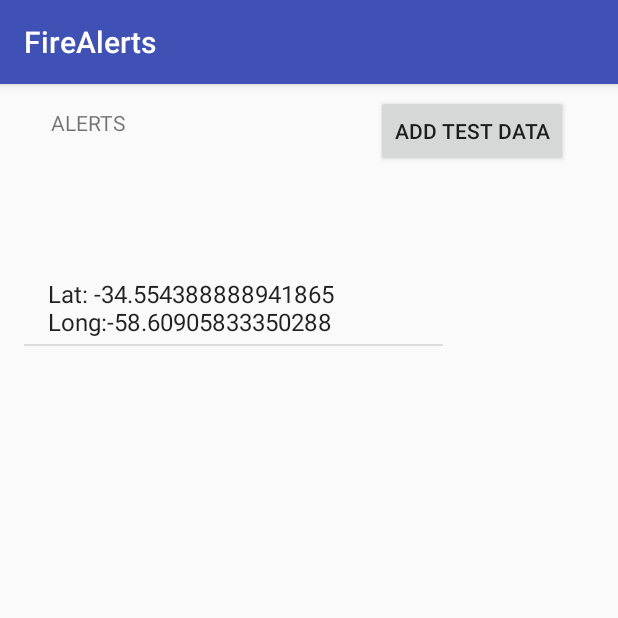
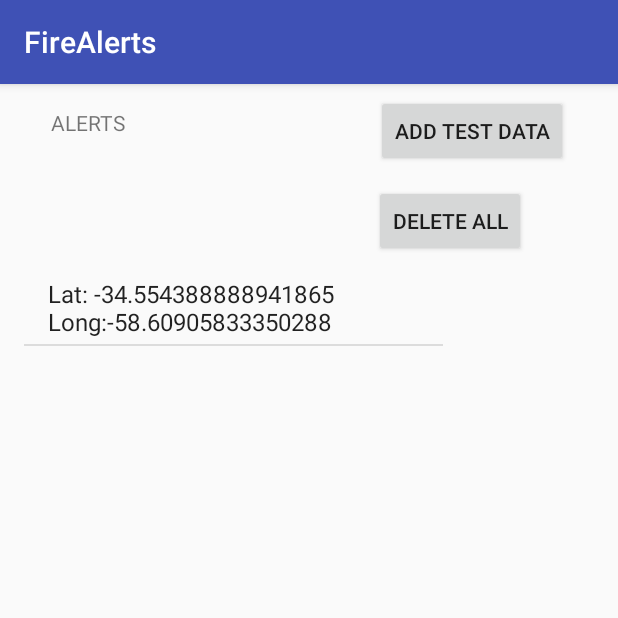
Before and after one commit to Mariani88/tesis-android, an Android app: the AlertListActivity screen opened directly, with no data from a screen before it, after a tap on "ADD TEST DATA", on a phone screen of 412 x 824 dp, the top half of it. Run offline under Robolectric (Android 15) with nearby library versions, the phone set to English and light mode, and no system bars; our stand-ins replace Room's generated code, RxJava.

Commit message:
add delete_all button

```diff
--- a/app/src/main/java/tesis/untref/com/firealerts/view/AlertListActivity.kt
+++ b/app/src/main/java/tesis/untref/com/firealerts/view/AlertListActivity.kt
@@ -22,6 +22,8 @@ class AlertListActivity : AppCompatActivity(), AdapterView.OnItemClickListener {
         alertListPresenter.showAlerts()
         val dataTestButton = findViewById<Button>(R.id.button2)
         dataTestButton.setOnClickListener { alertListPresenter.storeDataTest() }
+        val deleteButton = findViewById<Button>(R.id.delete_all_button)
+        deleteButton.setOnClickListener{alertListPresenter.removeAll()}
     }
 
     fun showAlerts(alerts: List<String>){
--- a/app/src/main/res/layout/activity_alert_list.xml
+++ b/app/src/main/res/layout/activity_alert_list.xml
@@ -41,4 +41,14 @@
         app:layout_constraintTop_toTopOf="parent"
         android:layout_marginRight="33dp" />
 
+    <Button
+        android:id="@+id/delete_all_button"
+        android:layout_width="wrap_content"
+        android:layout_height="wrap_content"
+        android:layout_marginEnd="28dp"
+        android:layout_marginTop="12dp"
+        android:text="Delete all"
+        app:layout_constraintEnd_toEndOf="@+id/button2"
+        app:layout_constraintTop_toBottomOf="@+id/button2" />
+
 </android.support.constraint.ConstraintLayout>
```
Also changed, not shown: app/src/main/java/tesis/untref/com/firealerts/presenter/AlertListPresenter.kt (+8 -0 lines).
